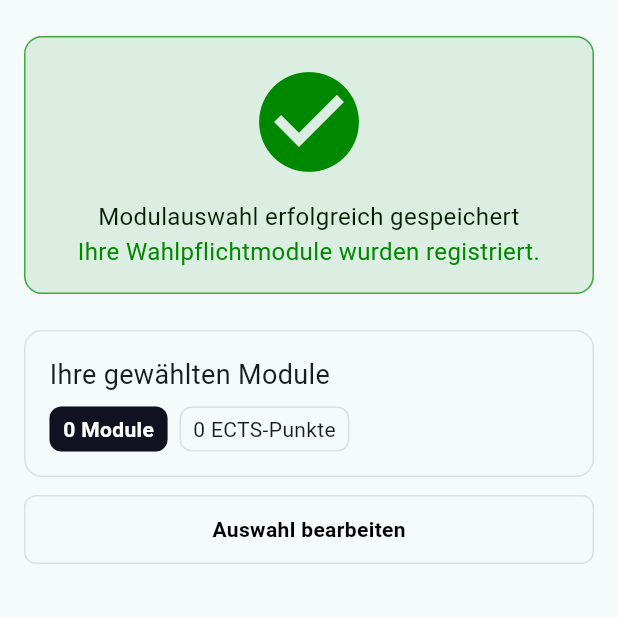
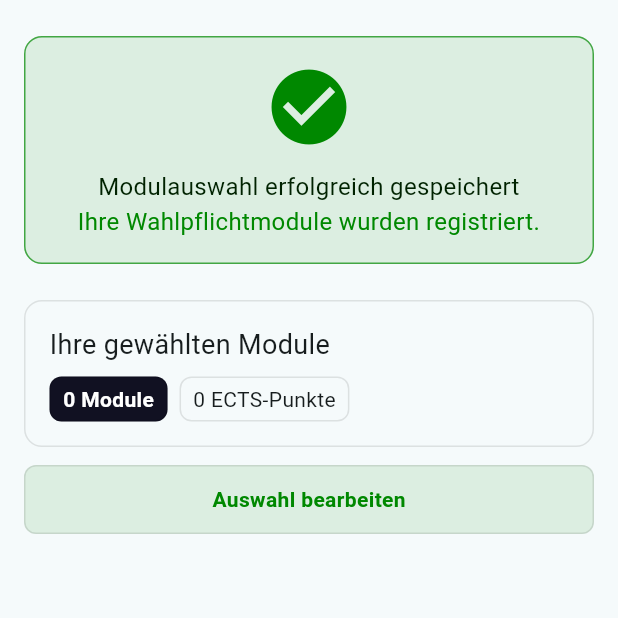
Before and after one commit to PhillipSteph/WaPfAu, a Flutter app: the ConfirmationPage screen opened directly with empty values, on a phone screen of 412 x 824 dp, the top half of it. Run offline on Flutter 3.47's test engine with Material 3 defaults, Android fonts, the phone set to English and light mode, and no system bars; accounts and stored records are empty.

Commit message:
overflow bugfix

```diff
--- a/lib/pages/confirmationPage.dart
+++ b/lib/pages/confirmationPage.dart
@@ -27,7 +27,7 @@ class _ConfirmationPageState extends State<ConfirmationPage> {
   Widget build(BuildContext context) {
     return Scaffold(
       body:
-      Container(
+      SingleChildScrollView(
         padding: EdgeInsets.only(left: 16, right: 16, bottom: 16, top: 24),
         child: Column(
           children: [
@@ -46,13 +46,13 @@ class _ConfirmationPageState extends State<ConfirmationPage> {
                 decoration: BoxDecoration(
                   borderRadius: BorderRadius.circular(8),
                   border: Border.all(color: AppColors.black.withOpacity(0.1)), // optional border
-                  color: Colors.transparent, // optional background
+                  color: AppColors.confirmGreenBg,
                 ),
                 child: const Center(
                   child: Text(
                     'Auswahl bearbeiten',
                     style: TextStyle(
-                        color: AppColors.black,
+                        color: AppColors.confirmGreen,
                         fontSize: 14,
                         fontWeight: FontWeight.w600
                     ),
--- a/lib/pages/coursePage.dart
+++ b/lib/pages/coursePage.dart
@@ -125,7 +125,7 @@ class _CoursesPageState extends State<CoursePage> {
           const SizedBox(height: 12),
 
           AnimatedSwitcher(
-            duration: const Duration(milliseconds: 300),
+            duration: const Duration(milliseconds: 100),
             // This transition is for the switch between the SearchBar
             // and the Pinned Summary, when the SearchBar *would* be in
             // the same spot. Since they are stacked vertically, let's use a FadeThrough.
--- a/lib/widgets/confirmation/confirmationBanner.dart
+++ b/lib/widgets/confirmation/confirmationBanner.dart
@@ -35,7 +35,7 @@ class _ConfirmationBannerState extends State<ConfirmationBanner> {
                   child: Icon(
                     Icons.check_circle,
                     color: AppColors.confirmGreen,
-                    size: 80,
+                    size: 60,
                   ),
                 ),
                 Text(
```
